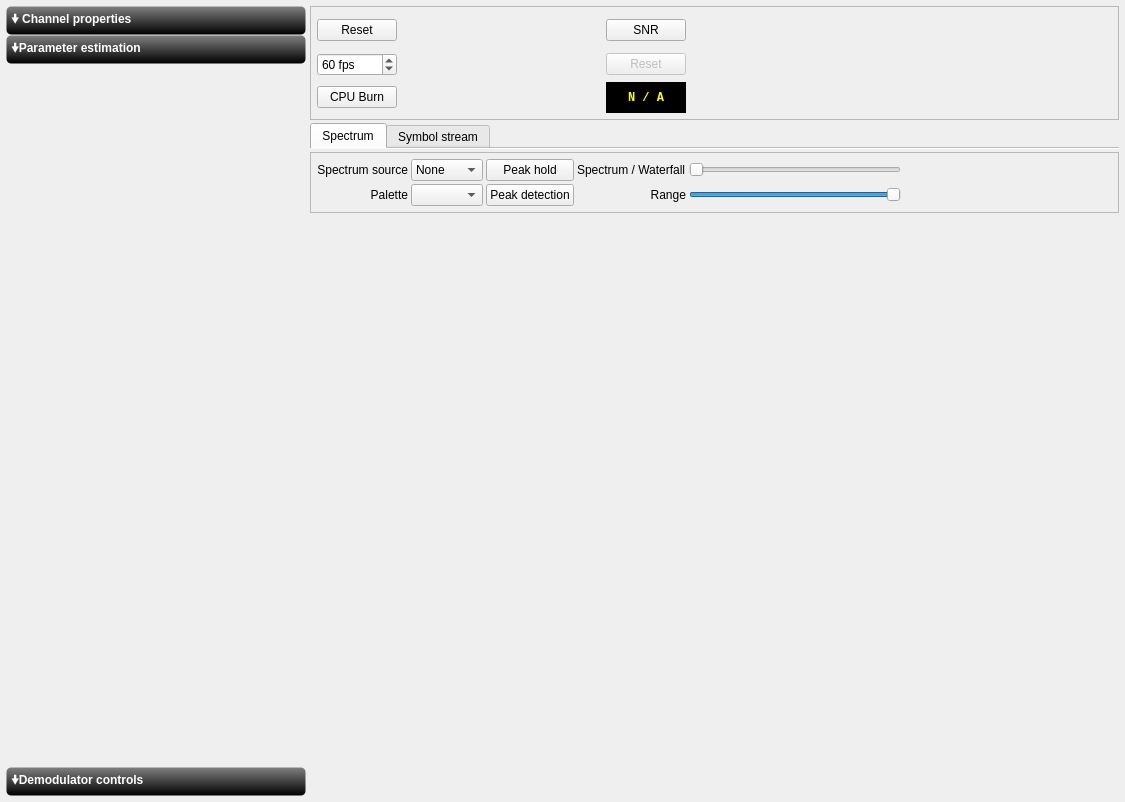
Above: ui/Inspector.ui from BatchDrake/SigDigger before the change. Below: the same form after it.
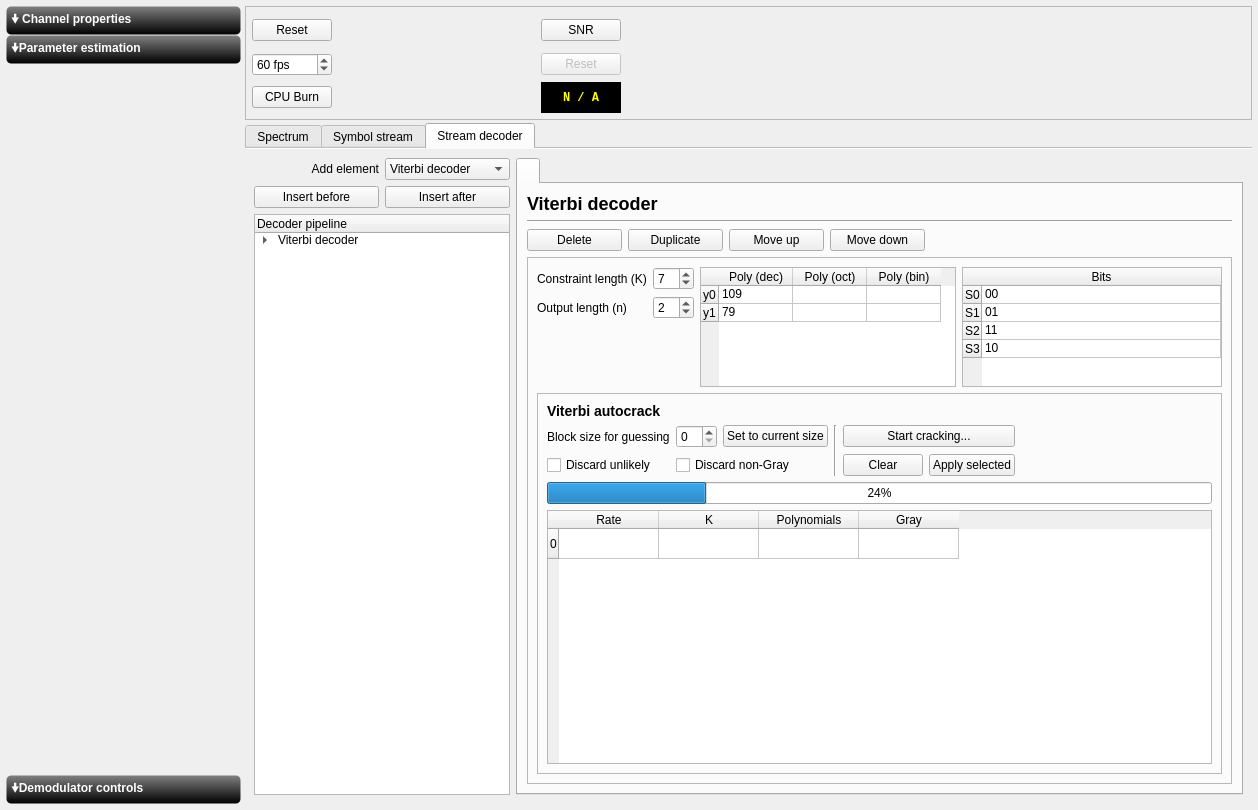
That is the form after the change. The open tabs and pages were chosen to show the change. Custom widgets are drawn as their Qt base class.

Commit message: Add draft of the future decoder view

Diff of the .ui file:
```diff
--- a/ui/Inspector.ui
+++ b/ui/Inspector.ui
@@ -6,8 +6,8 @@
    <rect>
     <x>0</x>
     <y>0</y>
-    <width>1125</width>
-    <height>802</height>
+    <width>1258</width>
+    <height>810</height>
    </rect>
   </property>
   <property name="windowTitle">
@@ -212,7 +212,7 @@
    <item row="1" column="1" colspan="2">
     <widget class="QTabWidget" name="tabWidget">
      <property name="currentIndex">
-      <number>0</number>
+      <number>2</number>
      </property>
      <property name="documentMode">
       <bool>true</bool>
@@ -611,6 +611,475 @@
        </item>
       </layout>
      </widget>
+     <widget class="QWidget" name="tab_3">
+      <attribute name="title">
+       <string>Stream decoder</string>
+      </attribute>
+      <layout class="QGridLayout" name="gridLayout_13">
+       <item row="0" column="1">
+        <widget class="QComboBox" name="comboBox">
+         <item>
+          <property name="text">
+           <string>Viterbi decoder</string>
+          </property>
+         </item>
+        </widget>
+       </item>
+       <item row="1" column="1">
+        <widget class="QPushButton" name="pushButton_2">
+         <property name="text">
+          <string>Insert after</string>
+         </property>
+        </widget>
+       </item>
+       <item row="0" column="0">
+        <widget class="QLabel" name="label_10">
+         <property name="text">
+          <string>Add element</string>
+         </property>
+         <property name="alignment">
+          <set>Qt::AlignRight|Qt::AlignTrailing|Qt::AlignVCenter</set>
+         </property>
+        </widget>
+       </item>
+       <item row="1" column="0">
+        <widget class="QPushButton" name="pushButton">
+         <property name="text">
+          <string>Insert before</string>
+         </property>
+        </widget>
+       </item>
+       <item row="2" column="0" colspan="2">
+        <widget class="QTreeWidget" name="treeWidget">
+         <property name="allColumnsShowFocus">
+          <bool>true</bool>
+         </property>
+         <property name="expandsOnDoubleClick">
+          <bool>false</bool>
+         </property>
+         <column>
+          <property name="text">
+           <string>Decoder pipeline</string>
+          </property>
+         </column>
+         <item>
+          <property name="text">
+           <string>Viterbi decoder</string>
+          </property>
+          <item>
+           <property name="text">
+            <string>Constraint: 7</string>
+           </property>
+          </item>
+          <item>
+           <property name="text">
+            <string>Rate: 1/2</string>
+           </property>
+          </item>
+         </item>
+        </widget>
+       </item>
+       <item row="0" column="2" rowspan="3">
+        <widget class="QTabWidget" name="tabWidget">
+         <property name="currentIndex">
+          <number>0</number>
+         </property>
+         <widget class="QWidget" name="tabWidgetPage2" native="true">
+          <attribute name="title">
+           <string/>
+          </attribute>
+          <layout class="QGridLayout" name="gridLayout_14">
+           <item row="2" column="5" colspan="2">
+            <spacer name="horizontalSpacer">
+             <property name="orientation">
+              <enum>Qt::Horizontal</enum>
+             </property>
+             <property name="sizeHint" stdset="0">
+              <size>
+               <width>200</width>
+               <height>20</height>
+              </size>
+             </property>
+            </spacer>
+           </item>
+           <item row="2" column="1">
+            <widget class="QPushButton" name="pushButton_4">
+             <property name="text">
+              <string>Duplicate</string>
+             </property>
+            </widget>
+           </item>
+           <item row="1" column="0" colspan="7">
+            <widget class="Line" name="line">
+             <property name="orientation">
+              <enum>Qt::Horizontal</enum>
+             </property>
+            </widget>
+           </item>
+           <item row="2" column="3">
+            <widget class="QPushButton" name="pushButton_6">
+             <property name="text">
+              <string>Move down</string>
+             </property>
+            </widget>
+           </item>
+           <item row="2" column="2">
+            <widget class="QPushButton" name="pushButton_5">
+             <property name="text">
+              <string>Move up</string>
+             </property>
+            </widget>
+           </item>
+           <item row="2" column="0">
+            <widget class="QPushButton" name="pushButton_3">
+             <property name="text">
+              <string>Delete</string>
+             </property>
+            </widget>
+           </item>
+           <item row="0" column="0" colspan="3">
+            <widget class="QLabel" name="label_11">
+             <property name="styleSheet">
+              <string notr="true">font-weight: bold;
+font-size: 18px;</string>
+             </property>
+             <property name="text">
+              <string>Viterbi decoder</string>
+             </property>
+            </widget>
+           </item>
+           <item row="3" column="0" colspan="7">
+            <widget class="QFrame" name="frame_5">
+             <property name="frameShape">
+              <enum>QFrame::StyledPanel</enum>
+             </property>
+             <property name="frameShadow">
+              <enum>QFrame::Raised</enum>
+             </property>
+             <layout class="QGridLayout" name="gridLayout_15">
+              <item row="0" column="3" rowspan="3">
+               <widget class="QTableWidget" name="tableWidget_2">
+                <property name="sizePolicy">
+                 <sizepolicy hsizetype="Expanding" vsizetype="Minimum">
+                  <horstretch>0</horstretch>
+                  <verstretch>0</verstretch>
+                 </sizepolicy>
+                </property>
+                <property name="maximumSize">
+                 <size>
+                  <width>16777215</width>
+                  <height>120</height>
+                 </size>
+                </property>
+                <property name="gridStyle">
+                 <enum>Qt::SolidLine</enum>
+                </property>
+                <attribute name="horizontalHeaderStretchLastSection">
+                 <bool>true</bool>
+                </attribute>
+                <attribute name="verticalHeaderDefaultSectionSize">
+                 <number>18</number>
+                </attribute>
+                <row>
+                 <property name="text">
+                  <string>S0</string>
+                 </property>
+                </row>
+                <row>
+                 <property name="text">
+                  <string>S1</string>
+                 </property>
+                </row>
+                <row>
+                 <property name="text">
+                  <string>S2</string>
+                 </property>
+                </row>
+                <row>
+                 <property name="text">
+                  <string>S3</string>
+                 </property>
+                </row>
+                <column>
+                 <property name="text">
+                  <string>Bits</string>
+                 </property>
+                </column>
+                <item row="0" column="0">
+                 <property name="text">
+                  <string>00</string>
+                 </property>
+                </item>
+                <item row="1" column="0">
+                 <property name="text">
+                  <string>01</string>
+                 </property>
+                </item>
+                <item row="2" column="0">
+                 <property name="text">
+                  <string>11</string>
+                 </property>
+                </item>
+                <item row="3" column="0">
+                 <property name="text">
+                  <string>10</string>
+                 </property>
+                </item>
+               </widget>
+              </item>
+              <item row="0" column="0">
+               <widget class="QLabel" name="label_12">
+                <property name="text">
+                 <string>Constraint length (K)</string>
+                </property>
+               </widget>
+              </item>
+              <item row="0" column="2" rowspan="3">
+               <widget class="QTableWidget" name="tableWidget">
+                <property name="sizePolicy">
+                 <sizepolicy hsizetype="Preferred" vsizetype="Fixed">
+                  <horstretch>0</horstretch>
+                  <verstretch>0</verstretch>
+                 </sizepolicy>
+                </property>
+                <property name="minimumSize">
+                 <size>
+                  <width>0</width>
+                  <height>0</height>
+                 </size>
+                </property>
+                <property name="maximumSize">
+                 <size>
+                  <width>16777215</width>
+                  <height>120</height>
+                 </size>
+                </property>
+                <attribute name="horizontalHeaderDefaultSectionSize">
+                 <number>74</number>
+                </attribute>
+                <attribute name="verticalHeaderDefaultSectionSize">
+                 <number>18</number>
+                </attribute>
+                <row>
+                 <property name="text">
+                  <string>y0</string>
+                 </property>
+                </row>
+                <row>
+                 <property name="text">
+                  <string>y1</string>
+                 </property>
+                </row>
+                <column>
+                 <property name="text">
+                  <string>Poly (dec)</string>
+                 </property>
+                </column>
+                <column>
+                 <property name="text">
+                  <string>Poly (oct)</string>
+                 </property>
+                </column>
+                <column>
+                 <property name="text">
+                  <string>Poly (bin)</string>
+                 </property>
+                </column>
+                <item row="0" column="0">
+                 <property name="text">
+                  <string>109</string>
+                 </property>
+                </item>
+                <item row="1" column="0">
+                 <property name="text">
+                  <string>79</string>
+                 </property>
+                </item>
+               </widget>
+              </item>
+              <item row="0" column="1">
+               <widget class="QSpinBox" name="spinBox">
+                <property name="value">
+                 <number>7</number>
+                </property>
+               </widget>
+              </item>
+              <item row="1" column="1">
+               <widget class="QSpinBox" name="spinBox_2">
+                <property name="value">
+                 <number>2</number>
+                </property>
+               </widget>
+              </item>
+              <item row="1" column="0">
+               <widget class="QLabel" name="label_13">
+                <property name="text">
+                 <string>Output length (n)</string>
+                </property>
+               </widget>
+              </item>
+              <item row="3" column="0" colspan="4">
+               <widget class="QFrame" name="frame_6">
+                <property name="sizePolicy">
+                 <sizepolicy hsizetype="Preferred" vsizetype="Expanding">
+                  <horstretch>0</horstretch>
+                  <verstretch>0</verstretch>
+                 </sizepolicy>
+                </property>
+                <property name="frameShape">
+                 <enum>QFrame::StyledPanel</enum>
+                </property>
+                <property name="frameShadow">
+                 <enum>QFrame::Raised</enum>
+                </property>
+                <layout class="QGridLayout" name="gridLayout_16">
+                 <item row="2" column="1" colspan="2">
+                  <widget class="QCheckBox" name="checkBox_2">
+                   <property name="text">
+                    <string>Discard non-Gray</string>
+                   </property>
+                  </widget>
+                 </item>
+                 <item row="1" column="2">
+                  <widget class="QPushButton" name="pushButton_7">
+                   <property name="text">
+                    <string>Set to current size</string>
+                   </property>
+                  </widget>
+                 </item>
+                 <item row="0" column="0">
+                  <widget class="QLabel" name="label_14">
+                   <property name="styleSheet">
+                    <string notr="true">font-weight: bold;
+font-size: 14px;</string>
+                   </property>
+                   <property name="text">
+                    <string>Viterbi autocrack</string>
+                   </property>
+                  </widget>
+                 </item>
+                 <item row="4" column="0" colspan="7">
+                  <widget class="QProgressBar" name="progressBar">
+                   <property name="value">
+                    <number>24</number>
+                   </property>
+                  </widget>
+                 </item>
+                 <item row="1" column="1">
+                  <widget class="QSpinBox" name="spinBox_3"/>
+                 </item>
+                 <item row="2" column="0">
+                  <widget class="QCheckBox" name="checkBox">
+                   <property name="text">
+                    <string>Discard unlikely</string>
+                   </property>
+                  </widget>
+                 </item>
+                 <item row="1" column="3" rowspan="2">
+                  <widget class="Line" name="line_2">
+                   <property name="orientation">
+                    <enum>Qt::Vertical</enum>
+                   </property>
+                  </widget>
+                 </item>
+                 <item row="5" column="0" colspan="7">
+                  <widget class="QTableWidget" name="tableWidget">
+                   <row>
+                    <property name="text">
+                     <string>0</string>
+                    </property>
+                   </row>
+                   <column>
+                    <property name="text">
+                     <string>Rate</string>
+                    </property>
+                   </column>
+                   <column>
+                    <property name="text">
+                     <string>K</string>
+                    </property>
+                   </column>
+                   <column>
+                    <property name="text">
+                     <string>Polynomials</string>
+                    </property>
+                   </column>
+                   <column>
+                    <property name="text">
+                     <string>Gray</string>
+                    </property>
+                   </column>
+                  </widget>
+                 </item>
+                 <item row="1" column="0">
+                  <widget class="QLabel" name="label_15">
+                   <property name="text">
+                    <string>Block size for guessing</string>
+                   </property>
+                  </widget>
+                 </item>
+                 <item row="2" column="6">
+                  <spacer name="horizontalSpacer_4">
+                   <property name="orientation">
+                    <enum>Qt::Horizontal</enum>
+                   </property>
+                   <property name="sizeHint" stdset="0">
+                    <size>
+                     <width>40</width>
+                     <height>20</height>
+                    </size>
+                   </property>
+                  </spacer>
+                 </item>
+                 <item row="2" column="5">
+                  <widget class="QPushButton" name="pushButton_10">
+                   <property name="text">
+                    <string>Apply selected</string>
+                   </property>
+                  </widget>
+                 </item>
+                 <item row="2" column="4">
+                  <widget class="QPushButton" name="pushButton_9">
+                   <property name="text">
+                    <string>Clear</string>
+                   </property>
+                  </widget>
+                 </item>
+                 <item row="1" column="4" colspan="2">
+                  <widget class="QPushButton" name="pushButton_8">
+                   <property name="text">
+                    <string>Start cracking...</string>
+                   </property>
+                  </widget>
+                 </item>
+                </layout>
+               </widget>
+              </item>
+              <item row="2" column="0" colspan="2">
+               <spacer name="horizontalSpacer_5">
+                <property name="orientation">
+                 <enum>Qt::Horizontal</enum>
+                </property>
+                <property name="sizeType">
+                 <enum>QSizePolicy::Minimum</enum>
+                </property>
+                <property name="sizeHint" stdset="0">
+                 <size>
+                  <width>40</width>
+                  <height>20</height>
+                 </size>
+                </property>
+               </spacer>
+              </item>
+             </layout>
+            </widget>
+           </item>
+          </layout>
+         </widget>
+        </widget>
+       </item>
+      </layout>
+     </widget>
     </widget>
    </item>
    <item row="0" column="0" rowspan="2">
@@ -782,6 +1251,14 @@
       </layout>
      </widget>
      <widget class="QWidget" name="page_3">
+      <property name="geometry">
+       <rect>
+        <x>0</x>
+        <y>0</y>
+        <width>213</width>
+        <height>729</height>
+       </rect>
+      </property>
       <attribute name="label">
        <string>🠟Parameter estimation</string>
       </attribute>
@@ -817,8 +1294,8 @@
            <rect>
             <x>0</x>
             <y>0</y>
-            <width>300</width>
-            <height>706</height>
+            <width>213</width>
+            <height>729</height>
            </rect>
           </property>
           <layout class="QGridLayout" name="estimatorsGrid">
```
Left out of the diff: 12 changed lines with no effect on the pictures.
